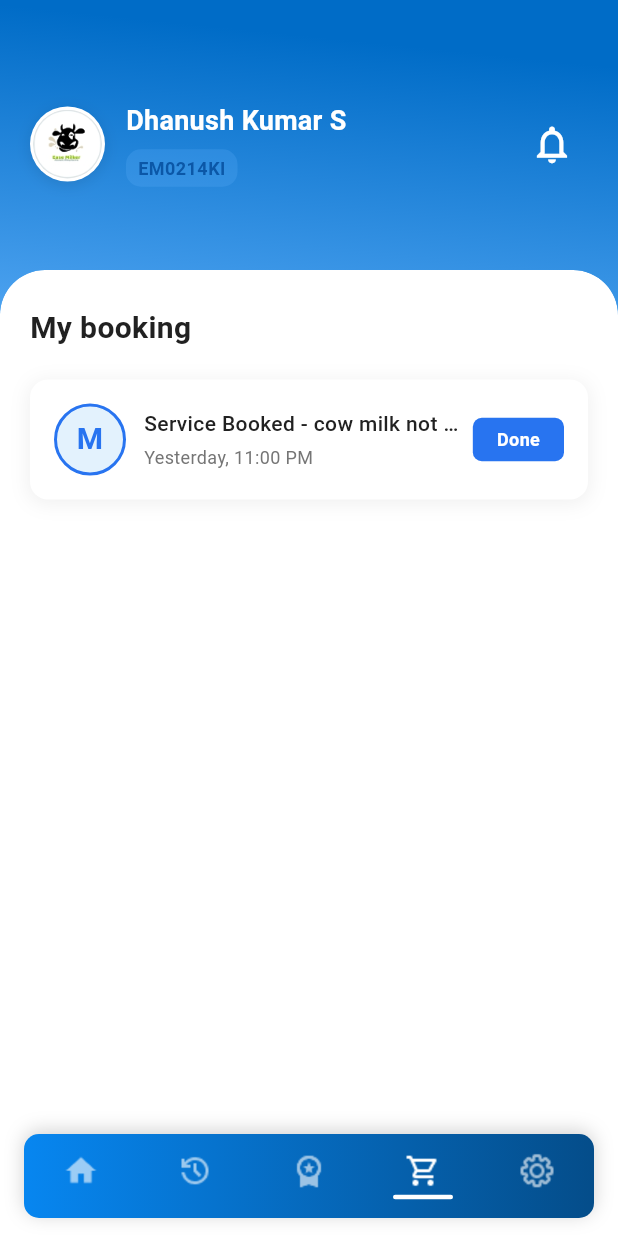
After one commit to Raghul799/EaseMilker-App, a Flutter app: the screen it shows after launch, item 4 of the bottom bar chosen, after a tap on the "shopping bag" icon, on a phone screen of 412 x 824 dp. The commit adds this screen. Run offline on Flutter 3.47's test engine with Material 3 defaults, Android fonts, the phone set to English and light mode, and no system bars; our stand-ins replace shared_preferences.

Commit message:
Add booking page with navigation from Shop and Settings pages

```diff
--- a/lib/Settings page/settings_page.dart
+++ b/lib/Settings page/settings_page.dart
@@ -1,6 +1,7 @@
 import 'package:flutter/material.dart';
 import '../widgets/top_header.dart';
 import '../Home page/home_page.dart';
+import '../Shop page/booking_page.dart';
 import 'alert_sound_dialog.dart';
 import 'alert_sound_service.dart';
 
@@ -234,6 +235,14 @@ class SettingsPage extends StatelessWidget {
                                     ),
                                     'My Booking',
                                     null,
+                                    onTap: () {
+                                      Navigator.push(
+                                        context,
+                                        MaterialPageRoute(
+                                          builder: (context) => const BookingPage(),
+                                        ),
+                                      );
+                                    },
                                   ),
                                 ],
                               ),
--- /dev/null
+++ b/lib/Shop page/booking_page.dart
@@ -0,0 +1,228 @@
+import 'package:flutter/material.dart';
+import '../widgets/top_header.dart';
+import '../NavBar/navbar.dart';
+import '../Home page/home_page.dart';
+
+/// BookingPage - displays user's bookings with similar design to the provided image
+class BookingPage extends StatelessWidget {
+  const BookingPage({super.key});
+
+  @override
+  Widget build(BuildContext context) {
+    final size = MediaQuery.of(context).size;
+    double headerHeight = size.height * 0.22;
+    if (headerHeight < 110) headerHeight = 110;
+    if (headerHeight > 180) headerHeight = 180;
+
+    return Scaffold(
+      backgroundColor: Colors.transparent,
+      body: Stack(
+        children: [
+          // Gradient background
+          Container(
+            decoration: const BoxDecoration(
+              gradient: LinearGradient(
+                begin: Alignment(0.2, -0.98),
+                end: Alignment(-0.2, 0.98),
+                colors: [Color(0xFF006CC7), Color(0xFF68B6FF)],
+                stops: [0.0246, 0.3688],
+              ),
+            ),
+          ),
+
+          // Main column
+          Column(
+            children: [
+              SafeArea(
+                bottom: false,
+                child: SizedBox(
+                  height: headerHeight,
+                  child: const Align(
+                    alignment: Alignment.center,
+                    child: TopHeader(
+                      name: 'Dhanush Kumar S',
+                      idText: 'EM0214KI',
+                      avatarAsset: 'assets/images/Frame 298.png',
+                    ),
+                  ),
+                ),
+              ),
+
+              // White rounded content
+              Expanded(
+                child: ClipRRect(
+                  borderRadius: const BorderRadius.only(
+                    topLeft: Radius.circular(30),
+                    topRight: Radius.circular(30),
+                  ),
+                  child: Container(
+                    width: double.infinity,
+                    decoration: const BoxDecoration(
+                      color: Colors.white,
+                      borderRadius: BorderRadius.only(
+                        topLeft: Radius.circular(30),
+                        topRight: Radius.circular(30),
+                      ),
+                    ),
+                    child: SingleChildScrollView(
+                      padding: EdgeInsets.only(
+                        bottom: 90 + MediaQuery.of(context).padding.bottom,
+                      ),
+                      child: Padding(
+                        padding: const EdgeInsets.fromLTRB(20, 24, 20, 0),
+                        child: Column(
+                          crossAxisAlignment: CrossAxisAlignment.start,
+                          children: [
+                            // My booking title
+                            const Text(
+                              'My booking',
+                              style: TextStyle(
+                                fontSize: 20,
+                                fontWeight: FontWeight.w600,
+                                color: Color(0xFF212121),
+                                fontFamily: 'Roboto',
+                              ),
+                            ),
+
+                            const SizedBox(height: 20),
+
+                            // Booking card
+                            Container(
+                              width: double.infinity,
+                              padding: const EdgeInsets.all(16),
+                              decoration: BoxDecoration(
+                                color: Colors.white,
+                                borderRadius: BorderRadius.circular(12),
+                                boxShadow: [
+                                  BoxShadow(
+                                    color: Colors.black.withAlpha(15),
+                                    blurRadius: 10,
+                                    offset: const Offset(0, 2),
+                                    spreadRadius: 1,
+                                  ),
+                                ],
+                              ),
+                              child: Row(
+                                children: [
+                                  // Avatar circle with 'M'
+                                  Container(
+                                    width: 48,
+                                    height: 48,
+                                    decoration: BoxDecoration(
+                                      color: const Color(0xFFE3F2FD),
+                                      shape: BoxShape.circle,
+                                      border: Border.all(
+                                        color: const Color(0xFF2874F0),
+                                        width: 2,
+                                      ),
+                                    ),
+                                    child: const Center(
+                                      child: Text(
+                                        'M',
+                                        style: TextStyle(
+                                          fontSize: 20,
+                                          fontWeight: FontWeight.bold,
+                                          color: Color(0xFF2874F0),
+                                          fontFamily: 'Roboto',
+                                        ),
+                                      ),
+                                    ),
+                                  ),
+
+                                  const SizedBox(width: 12),
+
+                                  // Text content
+                                  Expanded(
+                                    child: Column(
+                                      crossAxisAlignment:
+                                          CrossAxisAlignment.start,
+                                      children: [
+                                        const Text(
+                                          'Service Booked - cow milk not com...',
+                                          style: TextStyle(
+                                            fontSize: 14,
+                                            fontWeight: FontWeight.w500,
+                                            color: Color(0xFF212121),
+                                            fontFamily: 'Roboto',
+                                          ),
+                                          overflow: TextOverflow.ellipsis,
+                                        ),
+                                        const SizedBox(height: 4),
+                                        Text(
+                                          'Yesterday, 11:00 PM',
+                                          style: TextStyle(
+                                            fontSize: 12,
+                                            color: Colors.grey[600],
+                                            fontFamily: 'Roboto',
+                                          ),
+                                        ),
+                                      ],
+                                    ),
+                                  ),
+
+                                  const SizedBox(width: 8),
+
+                                  // Done button
+                                  Container(
+                                    padding: const EdgeInsets.symmetric(
+                                      horizontal: 16,
+                                      vertical: 6,
+                                    ),
+                                    decoration: BoxDecoration(
+                                      color: const Color(0xFF2874F0),
+                                      borderRadius: BorderRadius.circular(6),
+                                    ),
+                                    child: const Text(
+                                      'Done',
+                                      style: TextStyle(
+                                        fontSize: 12,
+                                        fontWeight: FontWeight.w600,
+                                        color: Colors.white,
+                                        fontFamily: 'Roboto',
+                                      ),
+                                    ),
+                                  ),
+                                ],
+                              ),
+                            ),
+
+                            const SizedBox(height: 24),
+                          ],
+                        ),
+                      ),
+                    ),
+                  ),
+                ),
+              ),
+            ],
+          ),
+
+          // Bottom Navigation Bar
+          Positioned(
+            left: 0,
+            right: 0,
+            bottom: 0,
+            child: AppNavBar(
+              selectedIndex: 3, // Shop tab selected
+              onTap: (index) {
+                if (index == 3) {
+                  // Already on shop-related page (Booking), go back to shop
+                  Navigator.pop(context);
+                } else {
+                  // Navigate to HomePage with the selected tab index
+                  Navigator.pushAndRemoveUntil(
+                    context,
+                    MaterialPageRoute(
+                      builder: (context) => HomePage(initialIndex: index),
+                    ),
+                    (route) => false,
+                  );
+                }
+              },
+            ),
+          ),
+        ],
+      ),
+    );
+  }
+}
--- a/lib/Shop page/shop_page.dart
+++ b/lib/Shop page/shop_page.dart
@@ -1,5 +1,6 @@
 import 'package:flutter/material.dart';
 import '../widgets/top_header.dart';
+import 'booking_page.dart';
 
 class ShopPage extends StatelessWidget {
   const ShopPage({super.key});
@@ -81,7 +82,17 @@ class ShopPage extends StatelessWidget {
                                     color: Colors.black,
                                   ),
                                 ),
-                                Container(
+                                InkWell(
+                                  onTap: () {
+                                    Navigator.push(
+                                      context,
+                                      MaterialPageRoute(
+                                        builder: (context) => const BookingPage(),
+                                      ),
+                                    );
+                                  },
+                                  borderRadius: BorderRadius.circular(24),
+                                  child: Container(
                                     width: 48,
                                     height: 48,
                                     decoration: BoxDecoration(
@@ -95,6 +106,7 @@ class ShopPage extends StatelessWidget {
                                       Icons.shopping_bag_outlined,
                                       color: Color(0xFF2874F0),
                                       size: 24,
+                                    ),
                                   ),
                                 ),
                               ],
```
Lines whose indentation alone changed are shown as unchanged.
